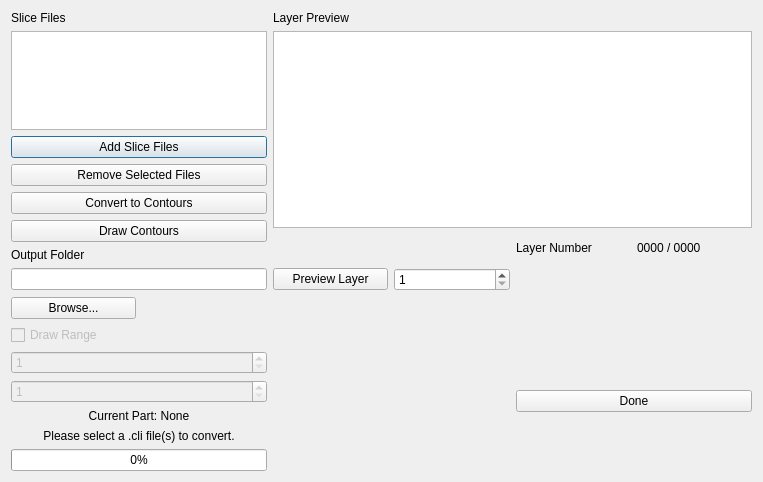
This is gui/dialogSliceConverter.ui in Spinarakk/defectmonitor as Qt 5 draws it before an edit. The edited form follows.
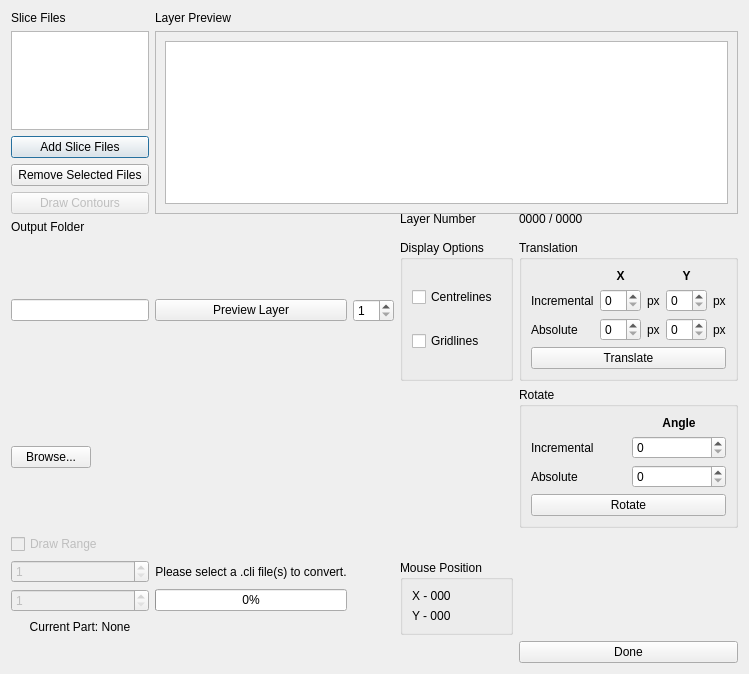
This is the edited form. Custom widgets are drawn as their Qt base class.

Commit message: - Finished off the proper functionality and operation of the checkboxes in the Image Converter dialog window - Images to Save Toggle All checkbox now works as intended - The tool now works properly for any number of images - Version 0.8.9

Patch:
```diff
--- a/gui/dialogSliceConverter.ui
+++ b/gui/dialogSliceConverter.ui
@@ -6,88 +6,14 @@
    <rect>
     <x>0</x>
     <y>0</y>
-    <width>763</width>
-    <height>482</height>
+    <width>749</width>
+    <height>674</height>
    </rect>
   </property>
   <property name="windowTitle">
    <string>Slice Converter</string>
   </property>
   <layout class="QGridLayout" name="gridLayout">
-   <item row="2" column="0" colspan="2">
-    <widget class="QPushButton" name="buttonBrowseSF">
-     <property name="text">
-      <string>Add Slice Files</string>
-     </property>
-    </widget>
-   </item>
-   <item row="0" column="0" colspan="2">
-    <widget class="QLabel" name="label_2">
-     <property name="text">
-      <string>Slice Files</string>
-     </property>
-    </widget>
-   </item>
-   <item row="1" column="2" rowspan="5" colspan="4">
-    <widget class="ImageViewer" name="graphicsLayerPreview"/>
-   </item>
-   <item row="5" column="0" rowspan="2" colspan="2">
-    <widget class="QPushButton" name="pushButton_3">
-     <property name="text">
-      <string>Draw Contours</string>
-     </property>
-    </widget>
-   </item>
-   <item row="3" column="0" colspan="2">
-    <widget class="QPushButton" name="pushButton">
-     <property name="text">
-      <string>Remove Selected Files</string>
-     </property>
-    </widget>
-   </item>
-   <item row="4" column="0" colspan="2">
-    <widget class="QPushButton" name="pushButton_2">
-     <property name="text">
-      <string>Convert to Contours</string>
-     </property>
-    </widget>
-   </item>
-   <item row="15" column="0" colspan="2">
-    <widget class="QProgressBar" name="progressBar">
-     <property name="value">
-      <number>0</number>
-     </property>
-     <property name="alignment">
-      <set>Qt::AlignCenter</set>
-     </property>
-     <property name="textVisible">
-      <bool>true</bool>
-     </property>
-     <property name="invertedAppearance">
-      <bool>false</bool>
-     </property>
-    </widget>
-   </item>
-   <item row="8" column="0" colspan="2">
-    <widget class="QLineEdit" name="lineFolder">
-     <property name="focusPolicy">
-      <enum>Qt::NoFocus</enum>
-     </property>
-     <property name="readOnly">
-      <bool>true</bool>
-     </property>
-    </widget>
-   </item>
-   <item row="14" column="0" colspan="2">
-    <widget class="QLabel" name="labelStatus">
-     <property name="text">
-      <string>Please select a .cli file(s) to convert.</string>
-     </property>
-     <property name="alignment">
-      <set>Qt::AlignCenter</set>
-     </property>
-    </widget>
-   </item>
    <item row="6" column="5" rowspan="2">
     <widget class="QLabel" name="labelLayerNumber">
      <property name="text">
@@ -95,29 +21,6 @@
      </property>
     </widget>
    </item>
-   <item row="12" column="4" rowspan="2" colspan="2">
-    <widget class="QPushButton" name="buttonDone">
-     <property name="minimumSize">
-      <size>
-       <width>95</width>
-       <height>0</height>
-      </size>
-     </property>
-     <property name="text">
-      <string>Done</string>
-     </property>
-    </widget>
-   </item>
-   <item row="13" column="0" colspan="2">
-    <widget class="QLabel" name="labelStatusSlice">
-     <property name="text">
-      <string>Current Part: None</string>
-     </property>
-     <property name="alignment">
-      <set>Qt::AlignCenter</set>
-     </property>
-    </widget>
-   </item>
    <item row="7" column="0" colspan="2">
     <widget class="QLabel" name="label">
      <property name="text">
@@ -125,13 +28,6 @@
      </property>
     </widget>
    </item>
-   <item row="9" column="0">
-    <widget class="QPushButton" name="pushBrowseOF">
-     <property name="text">
-      <string>Browse...</string>
-     </property>
-    </widget>
-   </item>
    <item row="10" column="0" colspan="2">
     <widget class="QCheckBox" name="checkRange">
      <property name="enabled">
@@ -155,6 +51,30 @@
      </property>
     </widget>
    </item>
+   <item row="3" column="0" colspan="2">
+    <widget class="QPushButton" name="pushAddSF">
+     <property name="text">
+      <string>Add Slice Files</string>
+     </property>
+    </widget>
+   </item>
+   <item row="13" column="0" colspan="2">
+    <widget class="QLabel" name="labelStatusSlice">
+     <property name="text">
+      <string>Current Part: None</string>
+     </property>
+     <property name="alignment">
+      <set>Qt::AlignCenter</set>
+     </property>
+    </widget>
+   </item>
+   <item row="9" column="0">
+    <widget class="QPushButton" name="pushBrowseOF">
+     <property name="text">
+      <string>Browse...</string>
+     </property>
+    </widget>
+   </item>
    <item row="12" column="0" colspan="2">
     <widget class="QSpinBox" name="spinRangeHigh">
      <property name="enabled">
@@ -175,15 +95,46 @@
      </property>
     </widget>
    </item>
-   <item row="6" column="4" rowspan="2">
-    <widget class="QLabel" name="labelLayerNumberTitle">
+   <item row="0" column="0" colspan="2">
+    <widget class="QLabel" name="label_2">
      <property name="text">
-      <string>Layer Number</string>
+      <string>Slice Files</string>
      </property>
     </widget>
    </item>
-   <item row="1" column="0" colspan="2">
-    <widget class="QListWidget" name="listSliceFiles"/>
+   <item row="5" column="0" rowspan="2" colspan="2">
+    <widget class="QPushButton" name="pushButton_3">
+     <property name="enabled">
+      <bool>false</bool>
+     </property>
+     <property name="text">
+      <string>Draw Contours</string>
+     </property>
+    </widget>
+   </item>
+   <item row="8" column="0" colspan="2">
+    <widget class="QLineEdit" name="lineFolder">
+     <property name="focusPolicy">
+      <enum>Qt::NoFocus</enum>
+     </property>
+     <property name="readOnly">
+      <bool>true</bool>
+     </property>
+    </widget>
+   </item>
+   <item row="4" column="0" colspan="2">
+    <widget class="QPushButton" name="pushRemoveSF">
+     <property name="text">
+      <string>Remove Selected Files</string>
+     </property>
+    </widget>
+   </item>
+   <item row="8" column="3">
+    <widget class="QSpinBox" name="spinPreviewLayer">
+     <property name="minimum">
+      <number>1</number>
+     </property>
+    </widget>
    </item>
    <item row="8" column="2">
     <widget class="QPushButton" name="pushPreviewLayer">
@@ -192,10 +143,275 @@
      </property>
     </widget>
    </item>
-   <item row="8" column="3">
-    <widget class="QSpinBox" name="spinPreviewLayer">
-     <property name="minimum">
-      <number>1</number>
+   <item row="6" column="4" rowspan="2">
+    <widget class="QLabel" name="labelLayerNumberTitle">
+     <property name="text">
+      <string>Layer Number</string>
+     </property>
+    </widget>
+   </item>
+   <item row="2" column="0" colspan="2">
+    <widget class="QListWidget" name="listSliceFiles">
+     <property name="selectionMode">
+      <enum>QAbstractItemView::ExtendedSelection</enum>
+     </property>
+    </widget>
+   </item>
+   <item row="15" column="5">
+    <widget class="QPushButton" name="buttonDone">
+     <property name="minimumSize">
+      <size>
+       <width>95</width>
+       <height>0</height>
+      </size>
+     </property>
+     <property name="text">
+      <string>Done</string>
+     </property>
+    </widget>
+   </item>
+   <item row="11" column="4" rowspan="3">
+    <widget class="QGroupBox" name="groupBox">
+     <property name="title">
+      <string>Mouse Position</string>
+     </property>
+     <layout class="QVBoxLayout" name="verticalLayout">
+      <item>
+       <widget class="QLabel" name="labelXPosition">
+        <property name="text">
+         <string>X - 000</string>
+        </property>
+       </widget>
+      </item>
+      <item>
+       <widget class="QLabel" name="labelYPosition">
+        <property name="text">
+         <string>Y - 000</string>
+        </property>
+       </widget>
+      </item>
+     </layout>
+    </widget>
+   </item>
+   <item row="2" column="2" rowspan="5" colspan="4">
+    <widget class="QFrame" name="frame">
+     <property name="frameShape">
+      <enum>QFrame::StyledPanel</enum>
+     </property>
+     <property name="frameShadow">
+      <enum>QFrame::Raised</enum>
+     </property>
+     <layout class="QGridLayout" name="gridLayout_2">
+      <item row="0" column="0">
+       <widget class="ImageViewer" name="graphicsLayerPreview">
+        <property name="mouseTracking">
+         <bool>true</bool>
+        </property>
+       </widget>
+      </item>
+     </layout>
+    </widget>
+   </item>
+   <item row="8" column="4">
+    <widget class="QGroupBox" name="groupBox_2">
+     <property name="title">
+      <string>Display Options</string>
+     </property>
+     <layout class="QVBoxLayout" name="verticalLayout_2">
+      <item>
+       <widget class="QCheckBox" name="checkBox">
+        <property name="text">
+         <string>Centrelines</string>
+        </property>
+       </widget>
+      </item>
+      <item>
+       <widget class="QCheckBox" name="checkBox_2">
+        <property name="text">
+         <string>Gridlines</string>
+        </property>
+       </widget>
+      </item>
+     </layout>
+    </widget>
+   </item>
+   <item row="9" column="5">
+    <widget class="QGroupBox" name="groupBox_4">
+     <property name="title">
+      <string>Rotate</string>
+     </property>
+     <layout class="QGridLayout" name="gridLayout_4">
+      <item row="2" column="1">
+       <widget class="QSpinBox" name="spinBox_6"/>
+      </item>
+      <item row="1" column="0">
+       <widget class="QLabel" name="label_11">
+        <property name="text">
+         <string>Incremental</string>
+        </property>
+       </widget>
+      </item>
+      <item row="1" column="1">
+       <widget class="QSpinBox" name="spinBox_5"/>
+      </item>
+      <item row="2" column="0">
+       <widget class="QLabel" name="label_12">
+        <property name="text">
+         <string>Absolute</string>
+        </property>
+       </widget>
+      </item>
+      <item row="3" column="0" colspan="2">
+       <widget class="QPushButton" name="pushButton_5">
+        <property name="text">
+         <string>Rotate</string>
+        </property>
+       </widget>
+      </item>
+      <item row="0" column="1">
+       <widget class="QLabel" name="label_13">
+        <property name="font">
+         <font>
+          <weight>75</weight>
+          <bold>true</bold>
+         </font>
+        </property>
+        <property name="text">
+         <string>Angle</string>
+        </property>
+        <property name="alignment">
+         <set>Qt::AlignCenter</set>
+        </property>
+       </widget>
+      </item>
+     </layout>
+    </widget>
+   </item>
+   <item row="8" column="5">
+    <widget class="QGroupBox" name="groupBox_3">
+     <property name="title">
+      <string>Translation</string>
+     </property>
+     <layout class="QGridLayout" name="gridLayout_3">
+      <item row="1" column="0">
+       <widget class="QLabel" name="label_3">
+        <property name="text">
+         <string>Incremental</string>
+        </property>
+       </widget>
+      </item>
+      <item row="1" column="1">
+       <widget class="QSpinBox" name="spinBox"/>
+      </item>
+      <item row="0" column="1">
+       <widget class="QLabel" name="label_4">
+        <property name="font">
+         <font>
+          <weight>75</weight>
+          <bold>true</bold>
+         </font>
+        </property>
+        <property name="text">
+         <string>X</string>
+        </property>
+        <property name="alignment">
+         <set>Qt::AlignCenter</set>
+        </property>
+       </widget>
+      </item>
+      <item row="1" column="2">
+       <widget class="QLabel" name="label_5">
+        <property name="text">
+         <string>px</string>
+        </property>
+       </widget>
+      </item>
+      <item row="0" column="3">
+       <widget class="QLabel" name="label_7">
+        <property name="font">
+         <font>
+          <weight>75</weight>
+          <bold>true</bold>
+         </font>
+        </property>
+        <property name="text">
+         <string>Y</string>
+        </property>
+        <property name="alignment">
+         <set>Qt::AlignCenter</set>
+        </property>
+       </widget>
+      </item>
+      <item row="1" column="4">
+       <widget class="QLabel" name="label_6">
+        <property name="text">
+         <string>px</string>
+        </property>
+       </widget>
+      </item>
+      <item row="2" column="1">
+       <widget class="QSpinBox" name="spinBox_3"/>
+      </item>
+      <item row="1" column="3">
+       <widget class="QSpinBox" name="spinBox_2"/>
+      </item>
+      <item row="2" column="0">
+       <widget class="QLabel" name="label_8">
+        <property name="text">
+         <string>Absolute</string>
+        </property>
+       </widget>
+      </item>
+      <item row="2" column="4">
+       <widget class="QLabel" name="label_10">
+        <property name="text">
+         <string>px</string>
+        </property>
+       </widget>
+      </item>
+      <item row="2" column="3">
+       <widget class="QSpinBox" name="spinBox_4"/>
+      </item>
+      <item row="2" column="2">
+       <widget class="QLabel" name="label_9">
+        <property name="text">
+         <string>px</string>
+        </property>
+       </widget>
+      </item>
+      <item row="3" column="0" colspan="5">
+       <widget class="QPushButton" name="pushButton_4">
+        <property name="text">
+         <string>Translate</string>
+        </property>
+       </widget>
+      </item>
+     </layout>
+    </widget>
+   </item>
+   <item row="11" column="2">
+    <widget class="QLabel" name="labelStatus">
+     <property name="text">
+      <string>Please select a .cli file(s) to convert.</string>
+     </property>
+     <property name="alignment">
+      <set>Qt::AlignCenter</set>
+     </property>
+    </widget>
+   </item>
+   <item row="12" column="2">
+    <widget class="QProgressBar" name="progressBar">
+     <property name="value">
+      <number>0</number>
+     </property>
+     <property name="alignment">
+      <set>Qt::AlignCenter</set>
+     </property>
+     <property name="textVisible">
+      <bool>true</bool>
+     </property>
+     <property name="invertedAppearance">
+      <bool>false</bool>
      </property>
     </widget>
    </item>
```
Left out of the diff: 1 changed line with no effect on the pictures. The commit also changes 7 other files.
